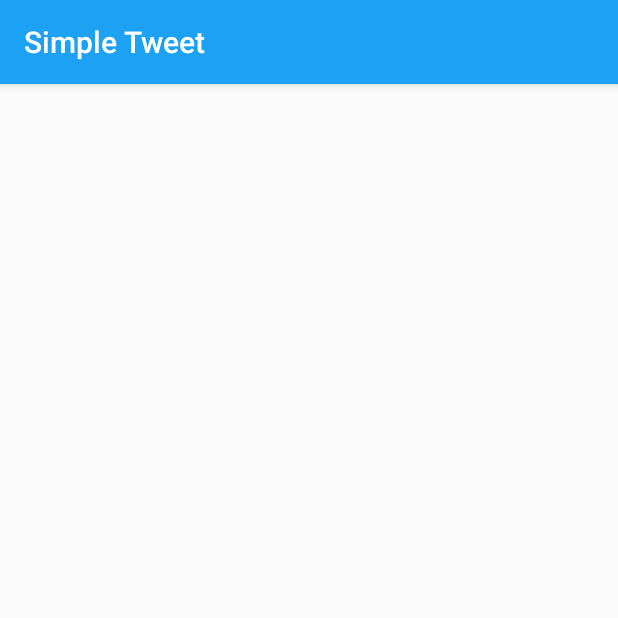
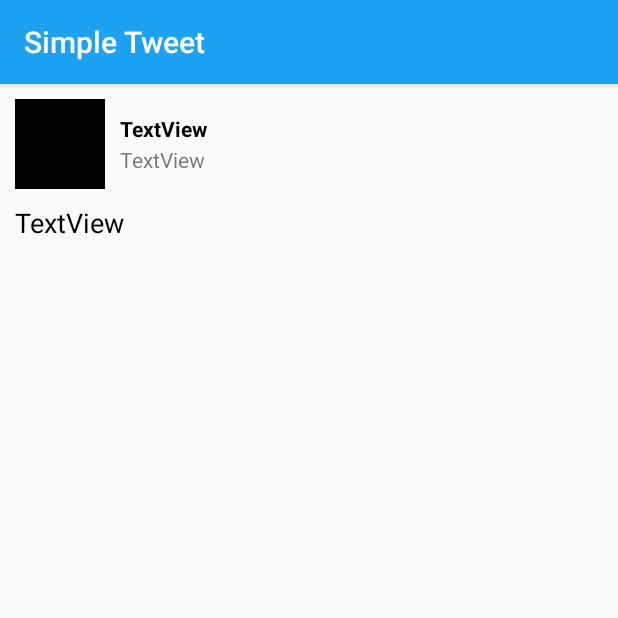
Before and after one commit to tanvigupta17/TwitterApp, an Android app: the DetailActivity screen opened directly, with no data from a screen before it, on a phone screen of 412 x 824 dp, the top half of it. Run offline under Robolectric (Android 15) with nearby library versions, the phone set to English and light mode, and no system bars; libraries missing offline, so code that uses them is left out: jp.wasabeef.glide, org.parceler; pictures from the network do not load; 8 statements that could not run were skipped.

Commit message:
Added detail view of tweet

```diff
--- a/app/src/main/java/com/codepath/apps/restclienttemplate/DetailActivity.java
+++ b/app/src/main/java/com/codepath/apps/restclienttemplate/DetailActivity.java
@@ -1,13 +1,88 @@
 package com.codepath.apps.restclienttemplate;
 
+import android.os.Bundle;
 import android.support.v7.app.AppCompatActivity;
-import android.os.Bundle;
+import android.text.format.DateUtils;
+import android.view.View;
+import android.widget.ImageView;
+import android.widget.TextView;
+
+import com.bumptech.glide.Glide;
+import com.codepath.apps.restclienttemplate.models.Tweet;
+
+import org.parceler.Parcels;
+
+import java.text.ParseException;
+import java.text.SimpleDateFormat;
+import java.util.Locale;
+
+import jp.wasabeef.glide.transformations.RoundedCornersTransformation;
 
 public class DetailActivity extends AppCompatActivity {
+
+    public ImageView ivProfileImage;
+    public TextView tvUsername;
+    public TextView tvHandle;
+    public TextView tvBody;
+    public ImageView ivMediaImage;
+
+    Tweet tweet;
 
     @Override
     protected void onCreate(Bundle savedInstanceState) {
         super.onCreate(savedInstanceState);
         setContentView(R.layout.activity_detail);
+
+        ivProfileImage = (ImageView) findViewById(R.id.ivProfileImage);
+        tvUsername = (TextView) findViewById(R.id.tvUsername);
+        tvHandle = (TextView) findViewById(R.id.tvHandle);
+        tvBody = (TextView) findViewById(R.id.tvBody);
+        ivMediaImage = (ImageView) findViewById(R.id.ivMediaImage);
+
+        tweet = (Tweet) Parcels.unwrap(getIntent().getParcelableExtra("tweet"));
+
+        tvUsername.setText(tweet.user.name);
+        tvBody.setText(tweet.body);
+        tvHandle.setText(String.format("@" + tweet.user.screenName));
+
+        String s = tweet.user.profileImageUrl;
+        s = s.replace("normal", "bigger");
+        Glide
+                .with(this)
+                .load(s)
+                .bitmapTransform(new RoundedCornersTransformation(this, 20, 0))
+                .into(ivProfileImage);
+
+        if (tweet.mediaUrl != "") {
+            ivMediaImage.setVisibility(View.VISIBLE);
+            Glide
+                    .with(this)
+                    .load(tweet.mediaUrl)
+                    .into(ivMediaImage);
+        } else {
+            ivMediaImage.setVisibility(View.GONE);
+        }
+    }
+
+    public String getDateTime(String rawJsonDate) {
+        String twitterFormat = "EEE MMM dd HH:mm:ss ZZZZZ yyyy";
+        SimpleDateFormat sf = new SimpleDateFormat(twitterFormat, Locale.ENGLISH);
+        sf.setLenient(true);
+
+        String relativeDate = "";
+        try {
+            long dateMillis = sf.parse(rawJsonDate).getTime();
+            relativeDate = DateUtils.formatDateTime(this, dateMillis, DateUtils.FORMAT_NUMERIC_DATE);
+
+            relativeDate = relativeDate.replace(" ago", "");
+            relativeDate = relativeDate.replace(" sec.", "s");
+            relativeDate = relativeDate.replace(" min.", "m");
+            relativeDate = relativeDate.replace(" hr.", "h");
+
+        } catch (ParseException e) {
+            e.printStackTrace();
+        }
+
+        return relativeDate;
     }
 }
--- a/app/src/main/java/com/codepath/apps/restclienttemplate/models/Tweet.java
+++ b/app/src/main/java/com/codepath/apps/restclienttemplate/models/Tweet.java
@@ -17,6 +17,7 @@ public class Tweet {
     public String createdAt;
     public User user;
     public String mediaUrl;
+    public String url; // to remove from tweet body
     public boolean retweeted;
     public boolean favorited;
     public int retweet_count;
@@ -37,8 +38,12 @@ public class Tweet {
 
         if (jsonObject.has("entities") && jsonObject.getJSONObject("entities").has("media")) {
             tweet.mediaUrl = jsonObject.getJSONObject("entities").getJSONArray("media").getJSONObject(0).getString("media_url");
+            tweet.url = jsonObject.getJSONObject("entities").getJSONArray("media").getJSONObject(0).getString("url");
+
+            tweet.body = tweet.body.replace(tweet.url, "");
         } else {
             tweet.mediaUrl = "";
+            tweet.url = "";
         }
 
         tweet.retweeted = jsonObject.getBoolean("retweeted");
--- a/app/src/main/res/layout/activity_detail.xml
+++ b/app/src/main/res/layout/activity_detail.xml
@@ -1,4 +1,7 @@
 <?xml version="1.0" encoding="utf-8"?>
+<ScrollView xmlns:android="http://schemas.android.com/apk/res/android"
+    android:layout_width="fill_parent"
+    android:layout_height="fill_parent" >
     <RelativeLayout xmlns:android="http://schemas.android.com/apk/res/android"
         xmlns:app="http://schemas.android.com/apk/res-auto"
         xmlns:tools="http://schemas.android.com/tools"
@@ -6,4 +9,58 @@
         android:layout_height="match_parent"
         tools:context="com.codepath.apps.restclienttemplate.DetailActivity">
 
+        <ImageView
+            android:id="@+id/ivProfileImage"
+            android:layout_width="60dp"
+            android:layout_height="60dp"
+            android:layout_alignParentStart="true"
+            android:layout_alignParentTop="true"
+            android:layout_margin="10dp"
+            app:srcCompat="@android:color/black" />
+
+        <TextView
+            android:id="@+id/tvUsername"
+            android:layout_width="wrap_content"
+            android:layout_height="wrap_content"
+            android:text="TextView"
+            android:textColor="@android:color/black"
+            android:textStyle="bold"
+            android:layout_alignTop="@+id/ivProfileImage"
+            android:layout_toEndOf="@+id/ivProfileImage"
+            android:layout_marginTop="10dp"/>
+
+        <TextView
+            android:id="@+id/tvHandle"
+            android:layout_width="wrap_content"
+            android:layout_height="wrap_content"
+            android:text="TextView"
+            android:layout_alignBottom="@+id/ivProfileImage"
+            android:layout_toEndOf="@+id/ivProfileImage"
+            android:layout_marginBottom="10dp" />
+
+        <TextView
+            android:id="@+id/tvBody"
+            android:layout_width="wrap_content"
+            android:layout_height="wrap_content"
+            android:text="TextView"
+            android:textColor="@android:color/black"
+            android:textSize="18sp"
+            android:autoLink="all"
+            android:linksClickable="true"
+            android:layout_below="@+id/ivProfileImage"
+            android:layout_alignStart="@+id/ivProfileImage"
+            android:layout_marginRight="10dp"/>
+
+        <ImageView
+            android:id="@+id/ivMediaImage"
+            android:layout_width="360dp"
+            android:layout_height="wrap_content"
+            android:layout_below="@+id/tvBody"
+            android:layout_centerHorizontal="true"
+            android:layout_marginTop="5dp"
+            android:padding="5dp"
+            android:adjustViewBounds="true"
+            android:scaleType="fitXY"
+            app:srcCompat="@android:color/black" />
     </RelativeLayout>
+</ScrollView>
```
Also changed, not shown: app/src/main/java/com/codepath/apps/restclienttemplate/TweetAdapter.java (+16 -2 lines). Lines whose indentation alone changed are shown as unchanged.
